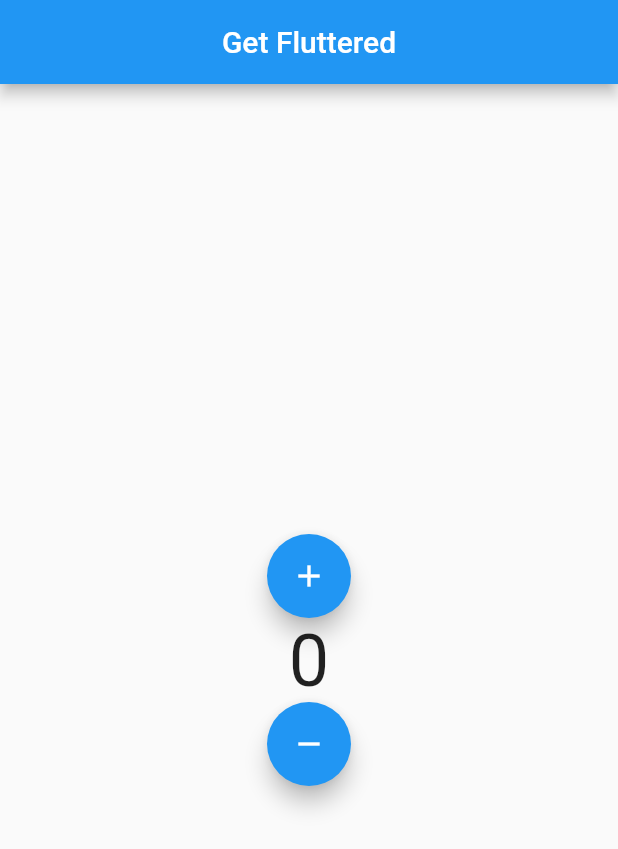
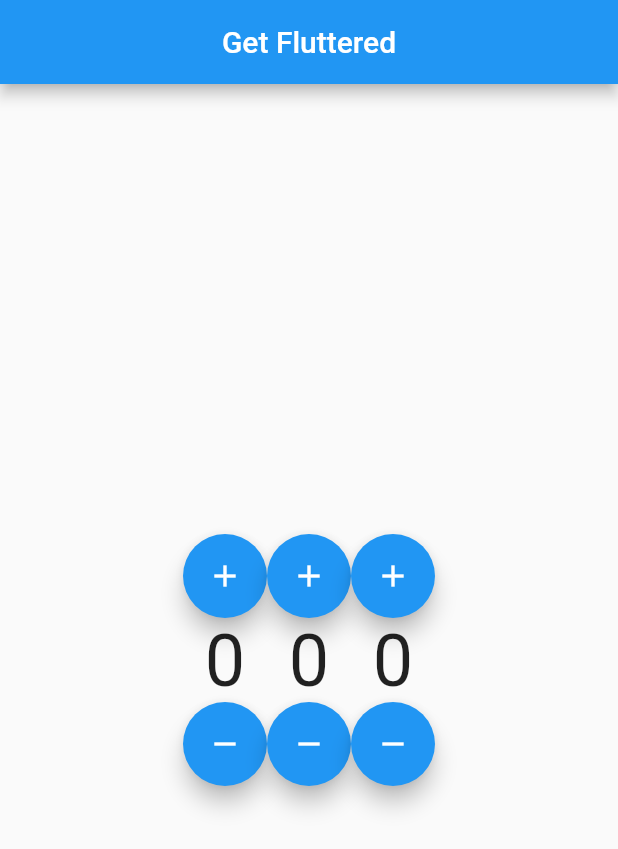
Before and after one commit to FireJuun/get_fluttered, a Flutter app: the screen it shows after launch, on a phone screen of 412 x 824 dp. Shown: the top 849 px of the screen. Run offline on Flutter 3.47's test engine with Material 2 defaults, Android fonts, the phone set to English and light mode, and no system bars; our stand-ins replace get.

Commit message:
counting column: nested controller example

```diff
--- a/lib/main.dart
+++ b/lib/main.dart
@@ -18,19 +18,12 @@ class MyApp extends StatelessWidget {
           init: CounterController(),
           builder: (controller) {
             return Center(
-              child: Column(
+              child: Row(
                 mainAxisAlignment: MainAxisAlignment.center,
                 children: [
-                  FloatingActionButton(
-                      child: Icon(Icons.add),
-                      onPressed: () => controller.rxCounter++),
-                  Text(
-                    controller.rxCounter.value.toString(),
-                    style: TextStyle(fontSize: 48),
-                  ),
-                  FloatingActionButton(
-                      child: Icon(Icons.remove),
-                      onPressed: () => controller.rxCounter--)
+                  CountingColumn(),
+                  CountingColumn(),
+                  CountingColumn(),
                 ],
               ),
             );
@@ -41,6 +34,30 @@ class MyApp extends StatelessWidget {
   }
 }
 
+class CountingColumn extends StatelessWidget {
+  const CountingColumn({Key key}) : super(key: key);
+
+  @override
+  Widget build(BuildContext context) {
+    final CounterController controller = Get.find();
+    return Column(
+      mainAxisAlignment: MainAxisAlignment.center,
+      children: [
+        FloatingActionButton(
+            child: Icon(Icons.add), onPressed: () => controller.rxCounter++),
+        Text(
+          controller.rxCounter.value.toString(),
+          style: TextStyle(fontSize: 48),
+        ),
+        FloatingActionButton(
+            child: Icon(Icons.remove), onPressed: () => controller.rxCounter--)
+      ],
+    );
+  }
+}
+
 class CounterController extends GetxController {
+  static CounterController get to => Get.find();
+
   RxInt rxCounter = 0.obs;
 }
```
